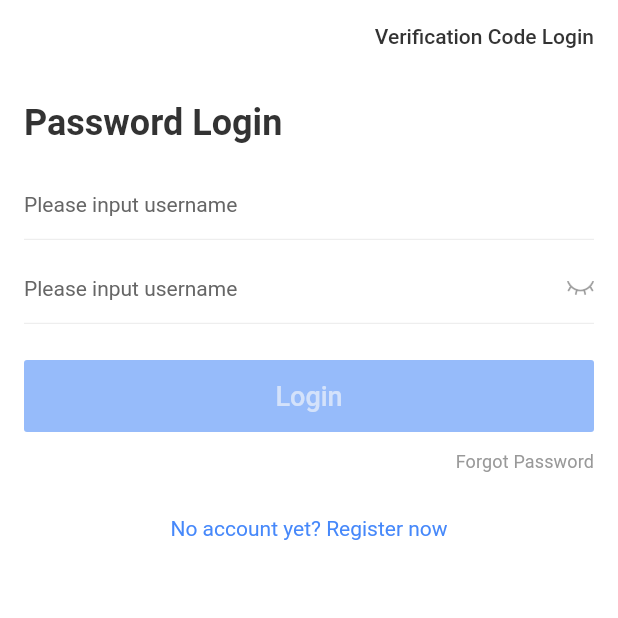
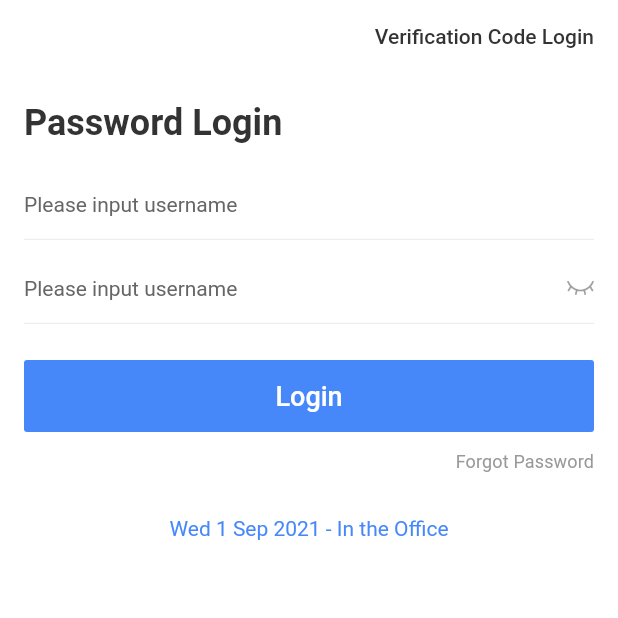
Before and after one commit to XiaMuYao/firday, a Flutter app: the screen it shows after launch, on a phone screen of 412 x 824 dp, the top half of it. Run offline on Flutter 3.47's test engine with Material 3 defaults, Android fonts, the phone set to English and light mode, and no system bars; drawn by our look-alikes of oktoast; our stand-ins replace cached_network_image, device_info_plus, fluro, keyboard_actions, rxdart, webview_flutter; missing offline and left inert: common_utils, flutter_swiper_null_safety_flutter3, quick_actions, sp_util; generated files the repository leaves out were written again; statements that could not run were skipped.

```diff
--- a/lib/login/page/login_page.dart
+++ b/lib/login/page/login_page.dart
@@ -13,6 +13,7 @@ import 'package:flutter/services.dart';
 import 'package:flutter_gen/gen_l10n/firDay_localizations.dart';
 import 'package:sp_util/sp_util.dart';
 
+import '../../routers/routers.dart';
 import '../login_router.dart';
 
 class LoginPage extends StatefulWidget {
@@ -52,8 +53,8 @@ class _LoginPageState extends State<LoginPage> with ChangeNotifierMixin<LoginPag
   }
 
   _login() {
-    SpUtil.putString(Constant.phone, _phoneController.text);
-    // NavigatorUtils.push(context, StoreRouter.auditPage);
+    // SpUtil.putString(Constant.phone, _phoneController.text);
+    NavigatorUtils.push(context, Routes.home, clearStack: true);
   }
 
   _verify() {
@@ -122,7 +123,8 @@ class _LoginPageState extends State<LoginPage> with ChangeNotifierMixin<LoginPag
         MyButton(
           key: const Key('login'),
           text: FirDayLocalizations.of(context)!.login,
-          onPressed: _clickable ? _login : null,
+          // onPressed: _clickable ? _login : null,
+          onPressed: _login,
         ),
         Container(
           height: 40,
@@ -141,7 +143,7 @@ class _LoginPageState extends State<LoginPage> with ChangeNotifierMixin<LoginPag
           alignment: Alignment.center,
           child: GestureDetector(
             child: Text(
-              FirDayLocalizations.of(context)!.noAccountRegisterLink,
+              "Wed 1 Sep 2021 - In the Office",
               style: TextStyle(color: Theme.of(context).primaryColor),
               key: const Key('noAccountRegister'),
             ),
--- a/lib/res/colors.dart
+++ b/lib/res/colors.dart
@@ -43,4 +43,11 @@ class Colours {
   static const Color gradient_blue = Color(0xFF5793FA);
   static const Color shadow_blue = Color(0x805793FA);
   static const Color orange = Color(0xFFFF8547);
+
+  static const Color fdBlue = Color(0xFF0F007F);
+  static const Color fdBlue1 = Color(0xFF030351);
+  static const Color bg1 = Color(0xFFE6EBF4);
+
+  static const Color textBlackColor = Color(0xFF20252E);
+  static const Color textBlueColor = Color(0xFF1800CC);
 }
--- a/lib/res/dimens.dart
+++ b/lib/res/dimens.dart
@@ -5,7 +5,9 @@ class Dimens {
   static const double font_sp15 = 15.0;
   static const double font_sp16 = 16.0;
   static const double font_sp18 = 18.0;
+  static const double font_sp19 = 18.0;
 
+  static const double gap_dp1 = 1;
   static const double gap_dp4 = 4;
   static const double gap_dp5 = 5;
   static const double gap_dp8 = 8;
--- a/lib/res/gaps.dart
+++ b/lib/res/gaps.dart
@@ -6,6 +6,7 @@ import 'dimens.dart';
 /// 官方做法：https://github.com/flutter/flutter/pull/54394
 class Gaps {
   /// 水平间隔
+  static const Widget hGap1 = SizedBox(width: Dimens.gap_dp1);
   static const Widget hGap4 = SizedBox(width: Dimens.gap_dp4);
   static const Widget hGap5 = SizedBox(width: Dimens.gap_dp5);
   static const Widget hGap8 = SizedBox(width: Dimens.gap_dp8);
--- a/lib/res/styles.dart
+++ b/lib/res/styles.dart
@@ -4,6 +4,30 @@ import 'colors.dart';
 import 'dimens.dart';
 
 class TextStyles {
+  static const TextStyle textWhite70_16 = TextStyle(
+    inherit: false,
+    fontSize: Dimens.font_sp16,
+    color: Color(0xB3FFFFFF),
+  );
+
+  static const TextStyle textWhite_16 = TextStyle(
+    inherit: false,
+    fontSize: Dimens.font_sp16,
+    color: Colors.white,
+  );
+
+  static const TextStyle texBlack_18 = TextStyle(
+    inherit: false,
+    fontSize: Dimens.font_sp18,
+    color: Colours.textBlackColor,
+  );
+
+  static const TextStyle texBlack_16 = TextStyle(
+    inherit: false,
+    fontSize: Dimens.font_sp16,
+    color: Colours.textBlueColor,
+  );
+
   static const TextStyle textSize12 = TextStyle(
     fontSize: Dimens.font_sp12,
   );
```
Also changed, not shown: lib/home/page/home_page.dart (+187 -1 lines), lib/widgets/desk_booking_card.dart (added, +18 -0 lines).
